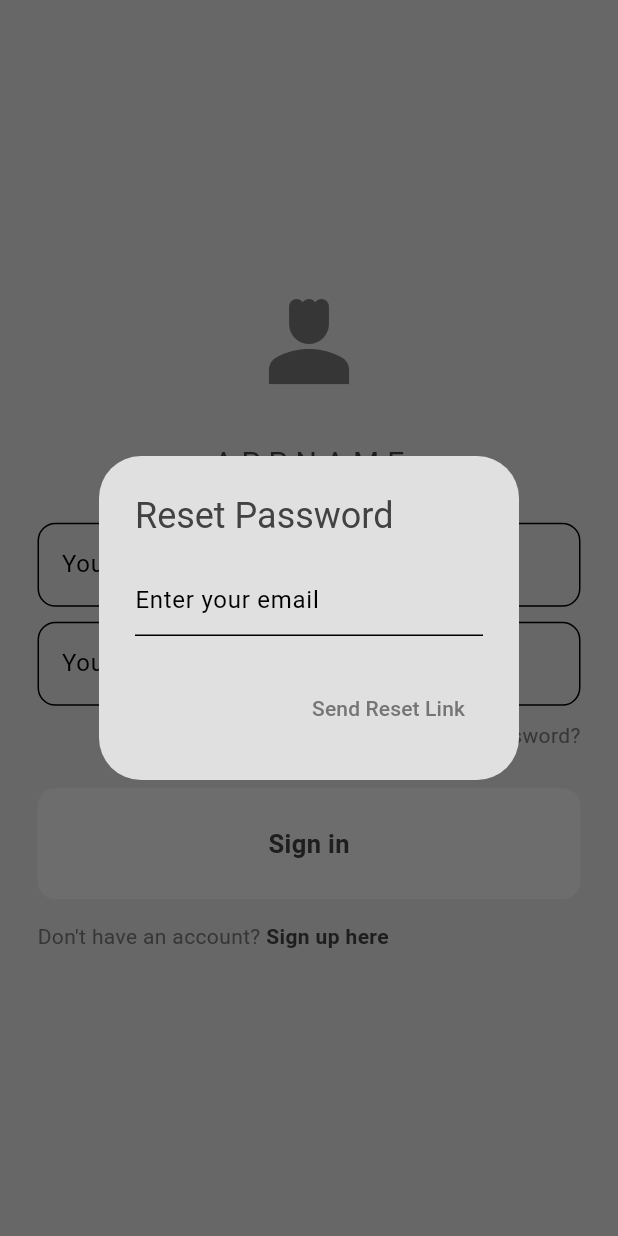
After one commit to tugel01/social-net-app, a Flutter app: the screen it shows after launch, after a tap on "Forgot password?", on a phone screen of 412 x 824 dp. The commit adds this screen. Run offline on Flutter 3.47's test engine with Material 3 defaults, Android fonts, the phone set to English and light mode, and no system bars; our stand-ins replace cloud_firestore, firebase_auth, firebase_core; accounts and stored records are empty.

Commit message:
Forgot password

```diff
--- /dev/null
+++ b/lib/components/my_forgot_password_dialog.dart
@@ -0,0 +1,43 @@
+import 'package:firebase_auth/firebase_auth.dart';
+import 'package:flutter/material.dart';
+
+class ForgotPasswordDialog extends StatelessWidget {
+  final TextEditingController emailController = TextEditingController();
+
+  @override
+  Widget build(BuildContext context) {
+    return AlertDialog(
+      title: Text("Reset Password"),
+      content: TextField(
+        controller: emailController,
+        decoration: InputDecoration(hintText: "Enter your email"),
+      ),
+      actions: [
+        TextButton(
+          child: Text(
+            "Send Reset Link",
+            style: TextStyle(
+              color: Theme.of(context).colorScheme.inversePrimary,
+            ),
+          ),
+          onPressed: () async {
+            try {
+              await FirebaseAuth.instance.sendPasswordResetEmail(
+                email: emailController.text.trim(),
+              );
+              Navigator.pop(context);
+              ScaffoldMessenger.of(
+                context,
+              ).showSnackBar(SnackBar(content: Text("Reset email sent")));
+            } on FirebaseAuthException catch (e) {
+              Navigator.pop(context);
+              ScaffoldMessenger.of(
+                context,
+              ).showSnackBar(SnackBar(content: Text("Error: ${e.message}")));
+            }
+          },
+        ),
+      ],
+    );
+  }
+}
--- a/lib/database/firestore.dart
+++ b/lib/database/firestore.dart
@@ -22,7 +22,9 @@ class FirestoreDatabase {
   );
   // post a message
   Future<void> addPost(String message) {
+    user?.reload();
     return posts.add({
+      'UserName': user!.displayName,
       'UserEmail': user!.email,
       'PostMessage': message,
       'TimeStamp': Timestamp.now(),
--- a/lib/pages/login_page.dart
+++ b/lib/pages/login_page.dart
@@ -1,6 +1,7 @@
 import 'package:firebase_auth/firebase_auth.dart';
 import 'package:flutter/material.dart';
 import 'package:social_media_app/components/my_button.dart';
+import 'package:social_media_app/components/my_forgot_password_dialog.dart';
 import 'package:social_media_app/components/my_textfield.dart';
 import 'package:social_media_app/helper/helper_function.dart';
 
@@ -35,7 +36,8 @@ class _LoginPageState extends State<LoginPage> {
         email: emailController.text,
         password: passwordController.text,
       );
-      if (mounted) Navigator.pop(context);
+      if (!mounted) return;
+      Navigator.pop(context);
     } on FirebaseAuthException catch (e) {
       Navigator.pop(context);
       displayMessageToUser(e.code, context);
@@ -62,7 +64,7 @@ class _LoginPageState extends State<LoginPage> {
               const SizedBox(height: 25),
 
               // app name
-              Text("A P P N A M E", style: TextStyle(fontSize: 20)),
+              const Text("A P P N A M E", style: TextStyle(fontSize: 20)),
 
               const SizedBox(height: 25),
 
@@ -88,10 +90,18 @@ class _LoginPageState extends State<LoginPage> {
               Row(
                 mainAxisAlignment: MainAxisAlignment.end,
                 children: [
-                  Text(
-                    'Forgot password?',
-                    style: TextStyle(
-                      color: Theme.of(context).colorScheme.inversePrimary,
+                  GestureDetector(
+                    onTap: () {
+                      showDialog(
+                        context: context,
+                        builder: (context) => ForgotPasswordDialog(),
+                      );
+                    },
+                    child: Text(
+                      'Forgot password?',
+                      style: TextStyle(
+                        color: Theme.of(context).colorScheme.inversePrimary,
+                      ),
                     ),
                   ),
                 ],
--- a/lib/pages/profile_page.dart
+++ b/lib/pages/profile_page.dart
@@ -41,7 +41,7 @@ class ProfilePage extends StatelessWidget {
                 children: [
                   Padding(
                     padding: const EdgeInsets.only(top: 50.0, left: 25),
-                    child: Row(children: [MyBackButton()]),
+                    child: const Row(children: [MyBackButton()]),
                   ),
                   SizedBox(height: 25),
                   Container(
@@ -64,7 +64,7 @@ class ProfilePage extends StatelessWidget {
 
                   Text(
                     user['email'],
-                    style: TextStyle(color: Colors.grey[600]),
+                    style: const TextStyle(color: Color.fromARGB(255, 120, 120, 120)),
                   ),
                 ],
               ),
--- a/lib/pages/users_page.dart
+++ b/lib/pages/users_page.dart
@@ -36,7 +36,7 @@ class UsersPage extends StatelessWidget {
                 padding: const EdgeInsets.only(top: 50.0, left: 25),
                 child: Row(children: [MyBackButton()]),
               ),
-              SizedBox(height: 40),
+              const SizedBox(height: 40),
               Expanded(
                 child: ListView.builder(
                   padding: const EdgeInsets.all(0),
--- a/pubspec.yaml
+++ b/pubspec.yaml
@@ -12,6 +12,7 @@ dependencies:
   firebase_core: ^3.13.0
   firebase_auth: ^5.5.3
   cloud_firestore: ^5.6.7
+  intl: ^0.20.2
 
 dev_dependencies:
   flutter_test:
```
Also changed, not shown: lib/components/my_list_tile.dart (+8 -1 lines), lib/components/my_post_tile.dart (added, +102 -0 lines), lib/helper/helper_function.dart (+12 -0 lines), lib/pages/home_page.dart (+10 -1 lines), lib/pages/register_page.dart (+4 -17 lines), pubspec.lock.
